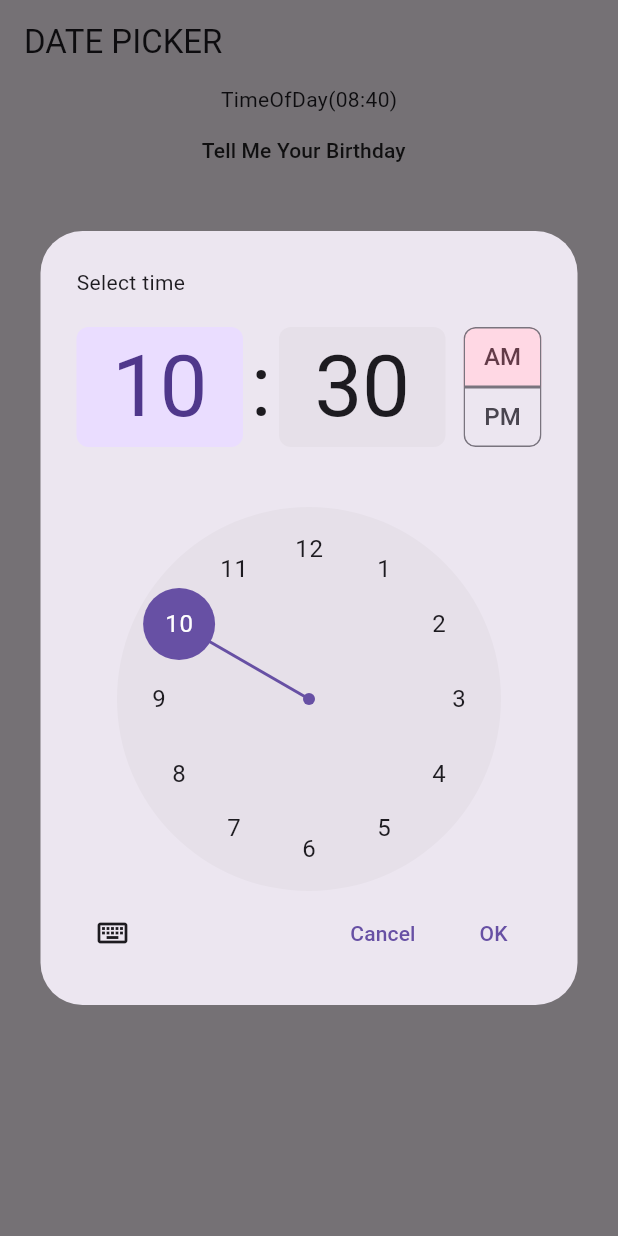
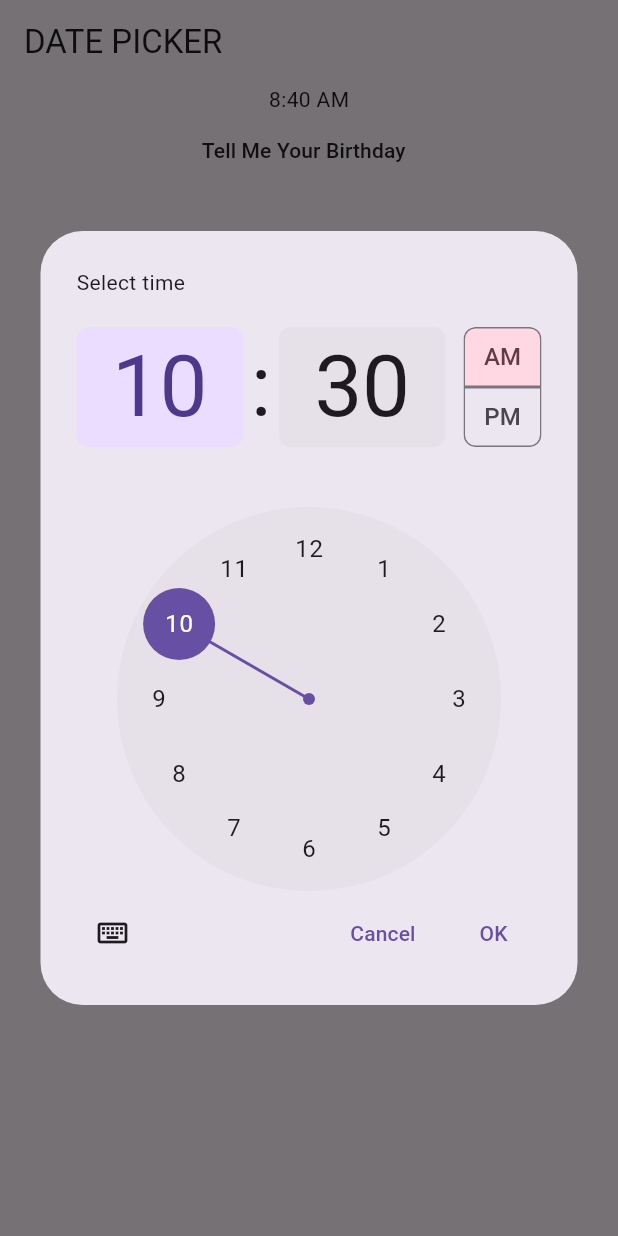
Before and after one commit to banosarwari8928/flutter_app, a Flutter app: the screen it shows after launch, after a tap on "Tell Me Your Birthday", on a phone screen of 412 x 824 dp. Run offline on Flutter 3.47's test engine with Material 3 defaults, Android fonts, the phone set to English and light mode, and no system bars.

Commit message:
time picker worked

```diff
--- a/lib/pages/Homepage.dart
+++ b/lib/pages/Homepage.dart
@@ -9,7 +9,13 @@ class Homepage extends StatefulWidget {
 class _HomepageState extends State<Homepage> {
   TimeOfDay selectedTime = TimeOfDay(hour: 8, minute: 40);
   void _showDate() {
-    showTimePicker(context: context, initialTime: TimeOfDay.now());
+    showTimePicker(context: context, initialTime: TimeOfDay.now()).then((
+      value,
+    ) {
+      setState(() {
+        selectedTime = value!;
+      });
+    });
   }
 
   @override
@@ -19,7 +25,7 @@ class _HomepageState extends State<Homepage> {
       body: Center(
         child: Column(
           children: [
-            Text(selectedTime.toString()),
+            Text(selectedTime.format(context).toString()),
             MaterialButton(
               onPressed: _showDate,
               child: Text('Tell Me Your Birthday  '),
```
